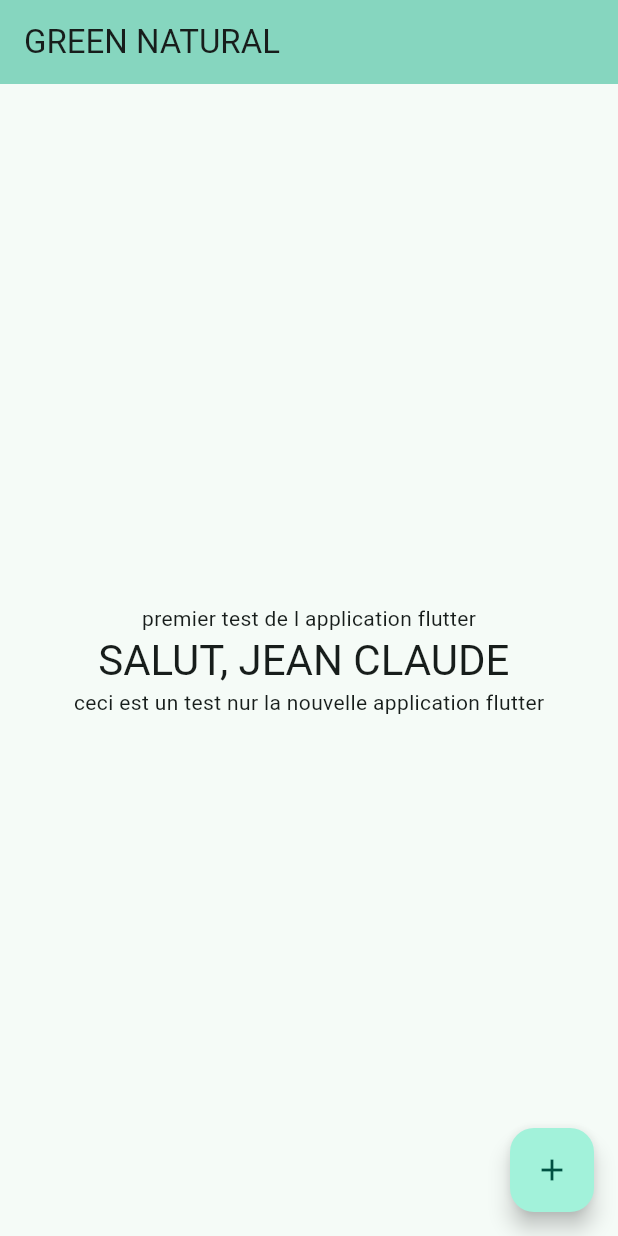
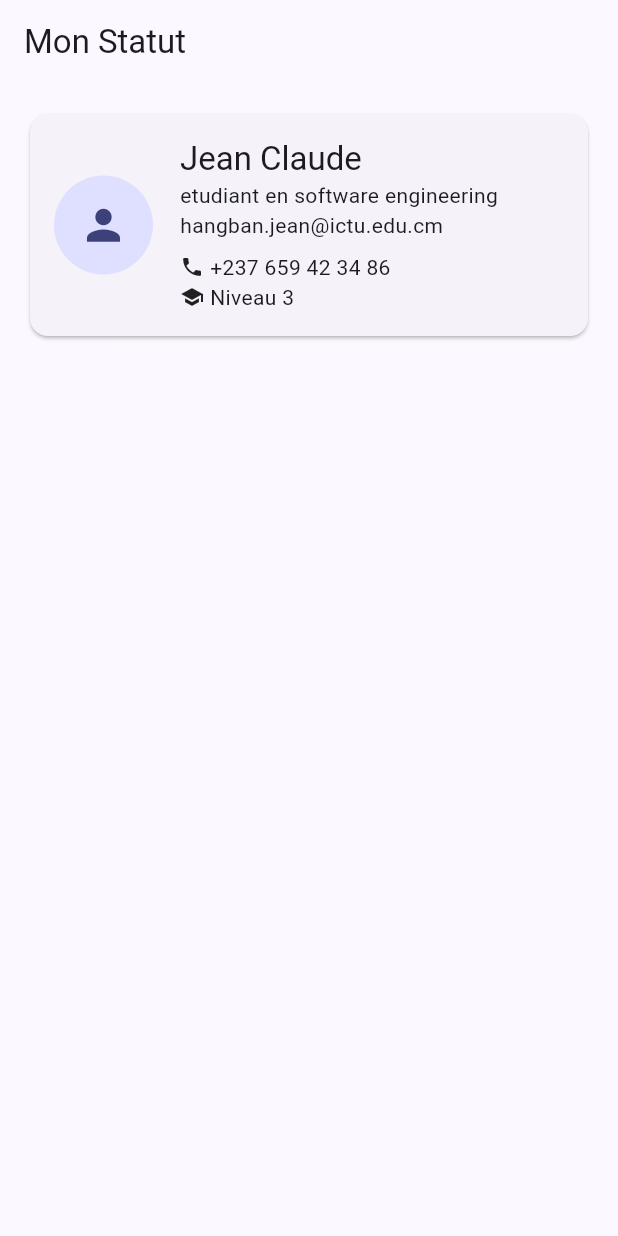
Before and after one commit to hjc200/mon_premier_projet, a Flutter app: the screen it shows after launch, on a phone screen of 412 x 824 dp. Run offline on Flutter 3.47's test engine with Material 3 defaults, Android fonts, the phone set to English and light mode, and no system bars.

Commit message:
creation de carte
ajout d'icone et alignement de des information

```diff
--- a/lib/main.dart
+++ b/lib/main.dart
@@ -1,127 +1,102 @@
 import 'package:flutter/material.dart';
+//import 'dart:math';
+void main() => runApp(const CardApp());
+//StatelessWidget le widget qui ne change pas d'etat
+class CardApp extends StatelessWidget {
+  const CardApp({super.key});//le constructeur de la classe CardApp
 
-void main() {
-  runApp(const MyApp());
-}
+  @override
+  Widget build(BuildContext context){
+    //il permet de decrire d'ecran en retounant un widget
+    return MaterialApp(
+      theme: ThemeData(
+        //une seul couleurs genere pour toute l'application
+        colorScheme: ColorScheme.fromSeed(seedColor: Color.fromARGB(255, 13, 26, 143),
+      ),
+      ),
+      home: Scaffold(
+        //le widget qui permet de creer une page avec un appbar et un body
+        appBar: AppBar(title: const Text('Mon Statut')),
+        body: Padding(
+          padding: const EdgeInsets.all(16),//ici on a la marge de bordure sur les 4 coter
+          child: Column(
+            children: [
+              ProfileCard(
+              //le widget qui permet de creer une carte de profil et qui donne les donnees de la carte par des paramettre donner
+                name: 'Jean Claude',
+                role: 'etudiant en software engineering',
+                phone: '+237 659 42 34 86',
+                email: 'hangban.jean@ictu.edu.cm',
+                level: '3',
+          ),
+          ]
+          )
+        ),
+      ),
+    );
 
-class MyApp extends StatelessWidget {
-  const MyApp({super.key});
-
-  // This widget is the root of your application.
-  @override
-  Widget build(BuildContext context) {
-    return MaterialApp(
-      title: 'Flutter Demo',
-      theme: ThemeData(
-        // This is the theme of your application.
-        //
-        // TRY THIS: Try running your application with "flutter run". You'll see
-        // the application has a purple toolbar. Then, without quitting the app,
-        // try changing the seedColor in the colorScheme below to Colors.green
-        // and then invoke "hot reload" (save your changes or press the "hot
-        // reload" button in a Flutter-supported IDE, or press "r" if you used
-        // the command line to start the app).
-        //
-        // Notice that the counter didn't reset back to zero; the application
-        // state is not lost during the reload. To reset the state, use hot
-        // restart instead.
-        //
-        // This works for code too, not just values: Most code changes can be
-        // tested with just a hot reload.
-        colorScheme: .fromSeed(seedColor: Colors.tealAccent),
-      ),
-      home: const MyHomePage(title: 'GREEN NATURAL'),
-    );
   }
 }
 
-class MyHomePage extends StatefulWidget {
-  const MyHomePage({super.key, required this.title});
+// PARTI 2 LA carte
 
-  // This widget is the home page of your application. It is stateful, meaning
-  // that it has a State object (defined below) that contains fields that affect
-  // how it looks.
-
-  // This class is the configuration for the state. It holds the values (in this
-  // case the title) provided by the parent (in this case the App widget) and
-  // used by the build method of the State. Fields in a Widget subclass are
-  // always marked "final".
-
-  final String title;
+class ProfileCard extends StatelessWidget{
+  //required est undispensable pour cree une carte
+  const ProfileCard({
+    super.key,
+    required this.name,
+    required this.role,
+    required this.phone,
+    required this.email,
+    required this.level,
+  });
+   //les paramettre de la carte NE CHANGE plus une fois donner
+  final String name;
+  final String role;
+  final String phone;
+  final String email;
+  final String level;
 
   @override
-  State<MyHomePage> createState() => _MyHomePageState();
-}
-
-class _MyHomePageState extends State<MyHomePage> {
-  int _counter = 0;
-
-  void _incrementCounter() {
-    setState(() {
-      // This call to setState tells the Flutter framework that something has
-      // changed in this State, which causes it to rerun the build method below
-      // so that the display can reflect the updated values. If we changed
-      // _counter without calling setState(), then the build method would not be
-      // called again, and so nothing would appear to happen.
-      _counter++;
-    });
-  }
-
-  @override
-  Widget build(BuildContext context) {
-    // This method is rerun every time setState is called, for instance as done
-    // by the _incrementCounter method above.
-    //
-    // The Flutter framework has been optimized to make rerunning build methods
-    // fast, so that you can just rebuild anything that needs updating rather
-    // than having to individually change instances of widgets.
-    final width = MediaQuery.of(context).size.width;
-  debugPrint('Largeur de l\'écran : $width dp');
-    return Scaffold(
-      appBar: AppBar(
-        // TRY THIS: Try changing the color here to a specific color (to
-        // Colors.amber, perhaps?) and trigger a hot reload to see the AppBar
-        // change color while the other colors stay the same.
-        backgroundColor: Theme.of(context).colorScheme.inversePrimary,
-        // Here we take the value from the MyHomePage object that was created by
-        // the App.build method, and use it to set our appbar title.
-        title: Text(widget.title),
-      ),
-      body: Center(
-        // Center is a layout widget. It takes a single child and positions it
-        // in the middle of the parent.
-        child: Column(
-          // Column is also a layout widget. It takes a list of children and
-          // arranges them vertically. By default, it sizes itself to fit its
-          // children horizontally, and tries to be as tall as its parent.
-          //
-          // Column has various properties to control how it sizes itself and
-          // how it positions its children. Here we use mainAxisAlignment to
-          // center the children vertically; the main axis here is the vertical
-          // axis because Columns are vertical (the cross axis would be
-          // horizontal).
-          //
-          // TRY THIS: Invoke "debug painting" (choose the "Toggle Debug Paint"
-          // action in the IDE, or press "p" in the console), to see the
-          // wireframe for each widget.
-          mainAxisAlignment: .center,
-          children: [
-            const Text('premier test de l application flutter'),
-            Text(
-              'SALUT, JEAN CLAUDE ',
-              style: Theme.of(context).textTheme.headlineMedium,
+  Widget build(BuildContext context){
+    //on recupere les style de texte du theme
+    final textTheme = Theme.of(context).textTheme;
+    return Card(//la surface est surelever
+      child: Padding(
+        padding: const EdgeInsets.all(16),//la marge de bordure sur les 4 coter
+        child: Row(
+          children:[
+            //rond avec une icon de personne a l'interieur
+            const CircleAvatar(radius:33, child: Icon(Icons.person, size: 33),),
+            // espace libre entre le rond et les information de la carte
+            const SizedBox(width:18),
+            //Expanded prend tout l'espace disponible pour les information de la  carte et evite le depassement part les long nom
+            Expanded(
+              child: Column(//un element sur l'autre et alignement
+              crossAxisAlignment: CrossAxisAlignment.start,
+              children: [
+                Text(name,style: textTheme.titleLarge),
+                Text(role),
+                Text(email),
+                const SizedBox(height:8),
+                //icon de phone + numero de telephone
+                Row(children: [
+                  const Icon(Icons.phone, size: 16),
+                  const SizedBox(width:4),
+                  Text(phone),
+                ],),
+                Row(children: [
+                  const Icon(Icons.school, size: 16),
+                  const SizedBox(width:4),
+                  Text('Niveau $level'),
+                ],),
+              ]
+              ),
             ),
-            const Text(
-              'ceci est un test nur la nouvelle application flutter',
-            ),
-          ],
-        ),
-      ),
-      floatingActionButton: FloatingActionButton(
-        onPressed: _incrementCounter,
-        tooltip: 'Increment',
-        child: const Icon(Icons.add),
+          ]
+        ),//pour les element cote a cot
       ),
     );
+
   }
 }
```
